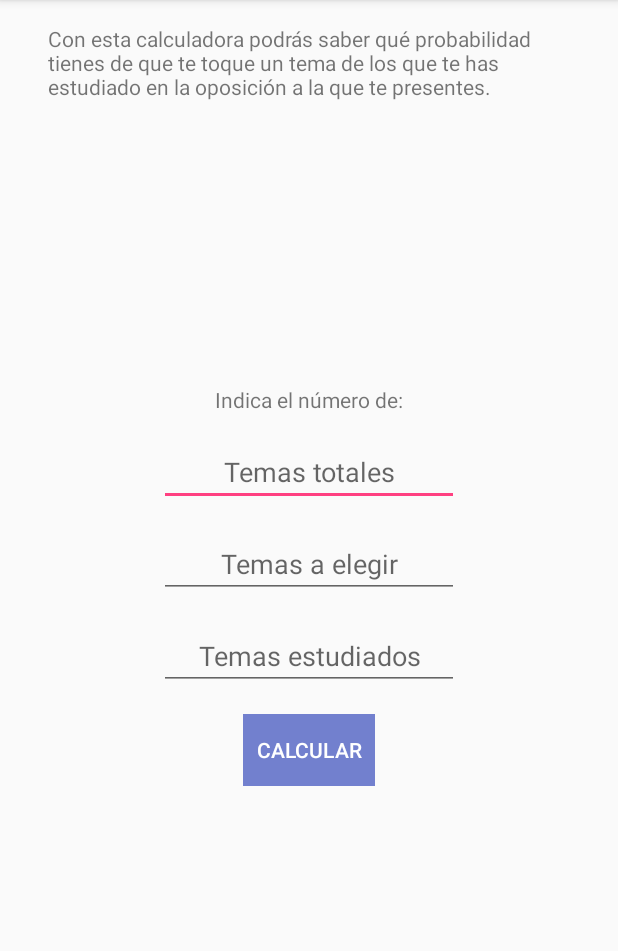
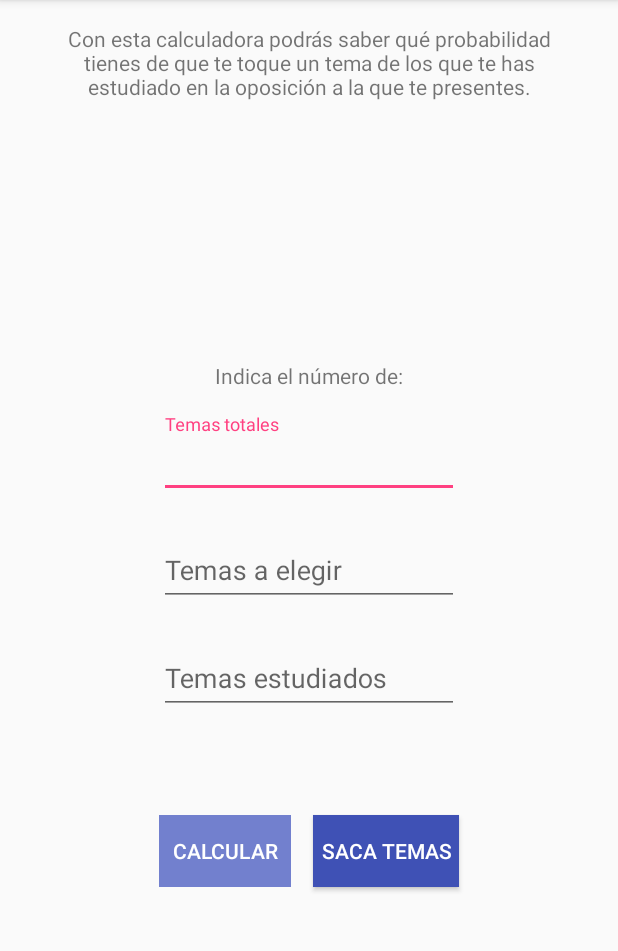
Before and after one commit to gensin/Calculadora_oposiciones, an Android app: the screen it shows after launch (DataActivity), on a phone screen of 412 x 824 dp, the part 84-1035 px from its top. Run offline under Robolectric (Android 15) with nearby library versions, the phone set to English and light mode, and no system bars.

Commit message:
add better edittext and add button to take topics

```diff
--- a/app/build.gradle
+++ b/app/build.gradle
@@ -28,11 +28,17 @@ repositories {
 }
 
 dependencies {
-    implementation fileTree(dir: 'libs', include: ['*.jar'])
-    testImplementation 'junit:junit:4.12'
+    // Google
     implementation 'com.android.support:appcompat-v7:27.1.1'
+    implementation 'com.android.support.constraint:constraint-layout:1.1.2'
+    implementation 'com.android.support:design:27.1.1'
+
+    // Kotlin
     implementation "org.jetbrains.kotlin:kotlin-stdlib-jdk7:$kotlin_version"
     implementation "org.jetbrains.kotlinx:kotlinx-coroutines-core:0.21"
     implementation "org.jetbrains.anko:anko-commons:0.10.4"
-    implementation 'com.android.support.constraint:constraint-layout:1.1.2'
+
+    // Test
+    implementation fileTree(dir: 'libs', include: ['*.jar'])
+    testImplementation 'junit:junit:4.12'
 }
--- a/app/src/main/res/layout/activity_datos.xml
+++ b/app/src/main/res/layout/activity_datos.xml
@@ -2,14 +2,14 @@
 <android.support.constraint.ConstraintLayout xmlns:android="http://schemas.android.com/apk/res/android"
                                              xmlns:app="http://schemas.android.com/apk/res-auto"
                                              xmlns:tools="http://schemas.android.com/tools"
+                                             android:id="@+id/relativeLayout"
                                              android:layout_width="match_parent"
                                              android:layout_height="match_parent"
                                              android:paddingBottom="@dimen/activity_vertical_margin"
                                              android:paddingLeft="@dimen/activity_horizontal_margin"
                                              android:paddingRight="@dimen/activity_horizontal_margin"
                                              android:paddingTop="@dimen/activity_vertical_margin"
-                                             tools:context=".features.enterData.DataActivity"
-                                             android:id="@+id/relativeLayout">
+                                             tools:context=".features.enterData.DataActivity">
 
     <TextView
         android:layout_width="0dp"
@@ -17,6 +17,7 @@
         android:layout_marginEnd="16dp"
         android:layout_marginStart="16dp"
         android:text="@string/description"
+        android:textAlignment="center"
         app:layout_constraintEnd_toEndOf="parent"
         app:layout_constraintStart_toStartOf="parent"
         app:layout_constraintTop_toTopOf="parent"/>
@@ -26,61 +27,110 @@
         android:layout_height="wrap_content"
         android:layout_marginBottom="@dimen/activity_vertical_margin"
         android:text="@string/explanation"
+        app:layout_constraintBottom_toTopOf="@+id/totalTopicsLayout"
         app:layout_constraintLeft_toLeftOf="parent"
-        app:layout_constraintRight_toRightOf="parent"
-        app:layout_constraintBottom_toTopOf="@+id/totalTopics"/>
+        app:layout_constraintRight_toRightOf="parent"/>
 
-    <EditText
-        android:id="@+id/totalTopics"
+    <android.support.design.widget.TextInputLayout
+        android:id="@+id/totalTopicsLayout"
         android:layout_width="200dp"
         android:layout_height="wrap_content"
         android:layout_marginBottom="@dimen/activity_vertical_margin"
-        android:hint="@string/total"
-        android:textAlignment="center"
-        android:inputType="number"
-        android:imeOptions="actionNext"
+        app:layout_constraintBottom_toTopOf="@+id/takenTopicsLayout"
         app:layout_constraintLeft_toLeftOf="parent"
-        app:layout_constraintRight_toRightOf="parent"
-        app:layout_constraintBottom_toTopOf="@+id/takenTopics"/>
+        app:layout_constraintRight_toRightOf="parent">
 
-    <EditText
-        android:id="@+id/takenTopics"
+        <EditText
+            android:id="@+id/totalTopics"
+            android:layout_width="match_parent"
+            android:layout_height="wrap_content"
+            android:hint="@string/total"
+            android:imeOptions="actionNext"
+            android:inputType="number"
+            android:singleLine="true"
+            android:textAlignment="center"
+            />
+
+    </android.support.design.widget.TextInputLayout>
+
+    <android.support.design.widget.TextInputLayout
+        android:id="@+id/takenTopicsLayout"
         android:layout_width="200dp"
         android:layout_height="wrap_content"
         android:layout_marginBottom="@dimen/activity_vertical_margin"
-        android:hint="@string/taken"
-        android:textAlignment="center"
-        android:inputType="number"
-        android:imeOptions="actionNext"
-        app:layout_constraintTop_toTopOf="parent"
         app:layout_constraintBottom_toBottomOf="parent"
         app:layout_constraintLeft_toLeftOf="parent"
-        app:layout_constraintRight_toRightOf="parent"/>
+        app:layout_constraintRight_toRightOf="parent"
+        app:layout_constraintTop_toTopOf="parent">
 
-    <EditText
-        android:id="@+id/studiedTopics"
+        <EditText
+            android:id="@+id/takenTopics"
+            android:layout_width="match_parent"
+            android:layout_height="wrap_content"
+            android:hint="@string/taken"
+            android:imeOptions="actionNext"
+            android:inputType="number"
+            android:singleLine="true"
+            android:textAlignment="center"
+            />
+
+    </android.support.design.widget.TextInputLayout>
+
+    <android.support.design.widget.TextInputLayout
+        android:id="@+id/studiedTopicsLayout"
         android:layout_width="200dp"
         android:layout_height="wrap_content"
         android:layout_marginBottom="@dimen/activity_vertical_margin"
-        android:hint="@string/studied"
-        android:textAlignment="center"
-        android:inputType="number"
-        android:imeOptions="actionGo"
         android:layout_marginTop="@dimen/activity_vertical_margin"
-        app:layout_constraintTop_toBottomOf="@+id/takenTopics"
         app:layout_constraintLeft_toLeftOf="parent"
-        app:layout_constraintRight_toRightOf="parent"/>
+        app:layout_constraintRight_toRightOf="parent"
+        app:layout_constraintTop_toBottomOf="@+id/takenTopicsLayout">
+
+        <EditText
+            android:id="@+id/studiedTopics"
+            android:layout_width="match_parent"
+            android:layout_height="wrap_content"
+            android:hint="@string/studied"
+            android:imeOptions="actionGo"
+            android:inputType="number"
+            android:singleLine="true"
+            android:textAlignment="center"
+            />
+
+    </android.support.design.widget.TextInputLayout>
 
     <Button
         android:id="@+id/calculate"
         android:layout_width="wrap_content"
         android:layout_height="wrap_content"
+        android:layout_marginBottom="8dp"
+        android:layout_marginTop="@dimen/activity_vertical_margin"
+        android:background="@drawable/button_background"
+        android:padding="5dp"
         android:text="@string/calculate"
+        android:textColor="@android:color/white"
+        app:layout_constraintBottom_toBottomOf="parent"
+        app:layout_constraintLeft_toLeftOf="parent"
+        app:layout_constraintRight_toRightOf="parent"
+        app:layout_constraintStart_toStartOf="@+id/studiedTopicsLayout"
+        app:layout_constraintTop_toBottomOf="@+id/studiedTopicsLayout"
+        app:layout_constraintVertical_bias="0.25"/>
+
+    <Button
+        android:id="@+id/take"
+        android:layout_width="wrap_content"
+        android:layout_height="wrap_content"
+        android:layout_marginBottom="8dp"
+        android:layout_marginTop="@dimen/activity_vertical_margin"
         android:background="@drawable/button_background"
+        android:padding="5dp"
+        android:text="@string/take_topics"
         android:textColor="@android:color/white"
-        android:layout_marginTop="@dimen/activity_vertical_margin"
-        app:layout_constraintTop_toBottomOf="@+id/studiedTopics"
+        app:layout_constraintBottom_toBottomOf="parent"
+        app:layout_constraintEnd_toEndOf="@+id/studiedTopicsLayout"
         app:layout_constraintLeft_toLeftOf="parent"
-        app:layout_constraintRight_toRightOf="parent"/>
+        app:layout_constraintRight_toRightOf="parent"
+        app:layout_constraintTop_toBottomOf="@+id/studiedTopicsLayout"
+        app:layout_constraintVertical_bias="0.25"/>
 
 </android.support.constraint.ConstraintLayout>
--- a/app/src/main/res/values/strings.xml
+++ b/app/src/main/res/values/strings.xml
@@ -9,4 +9,5 @@
     <string name="explanation">Indica el número de:</string>
     <string name="percentage_symbol" translatable="false">%</string>
     <string name="percentage_temporal_number" translatable="false">100</string>
+    <string name="take_topics">Saca temas</string>
 </resources>
```
